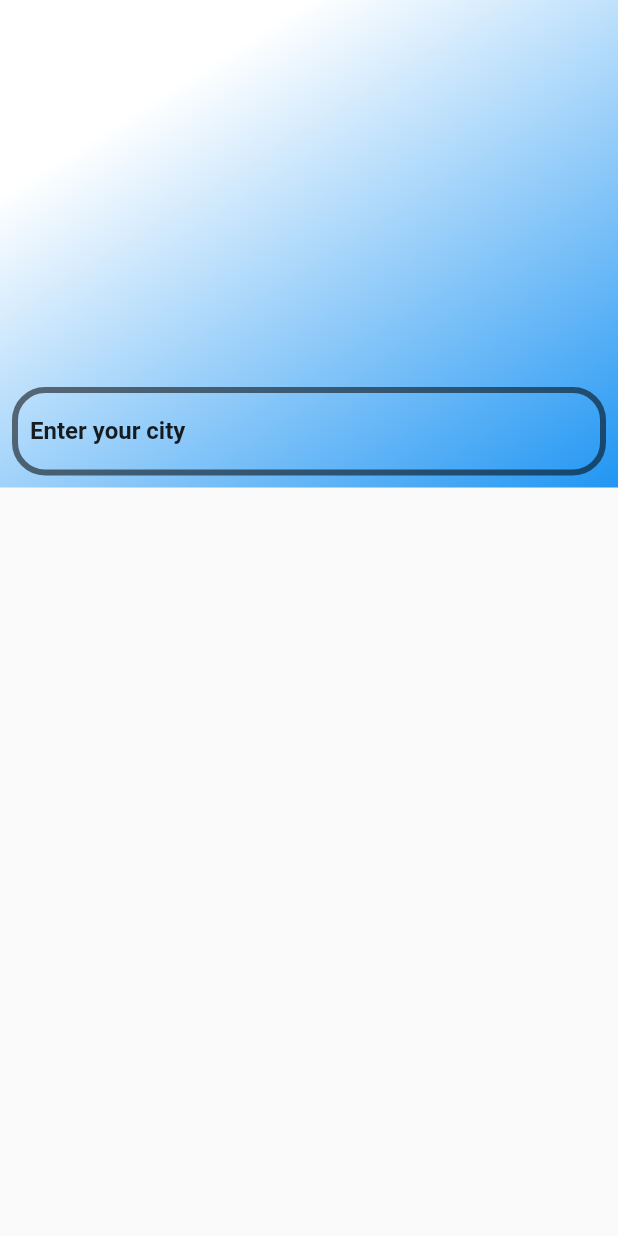
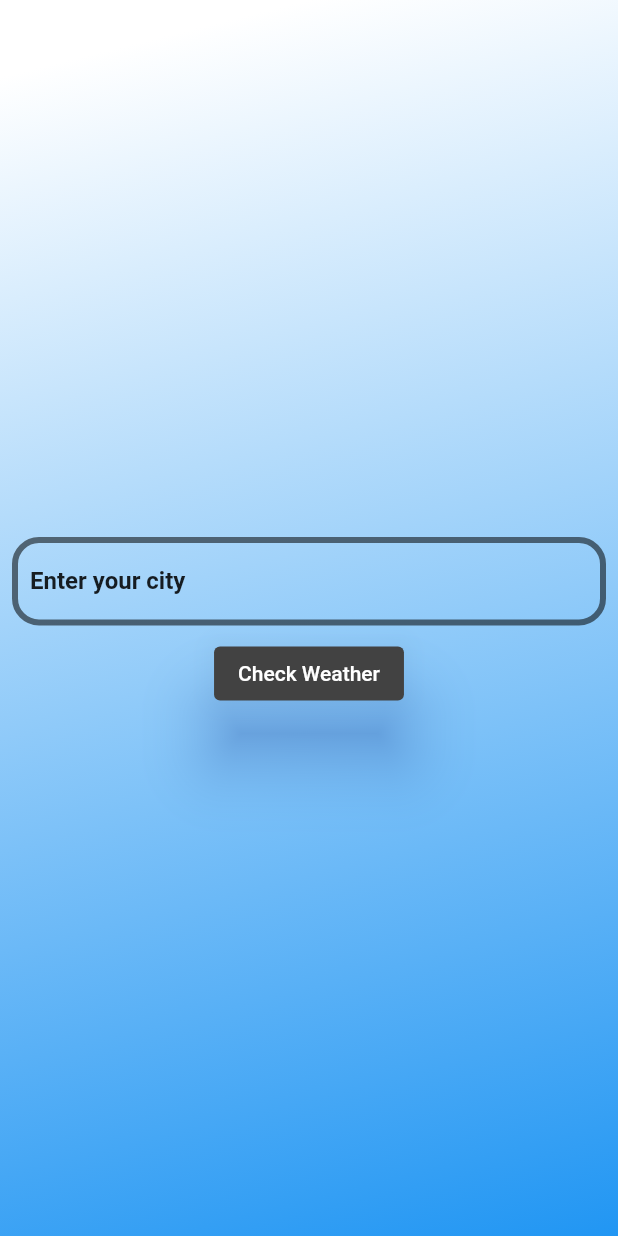
Before and after one commit to avr-boop/Weather_App, a Flutter app: the screen it shows after launch, on a phone screen of 412 x 824 dp. Run offline on Flutter 3.47's test engine with Material 2 defaults, Android fonts, the phone set to English and light mode, and no system bars.

Commit message:
finished initial route

```diff
--- a/lib/pages/EnterLoc.dart
+++ b/lib/pages/EnterLoc.dart
@@ -15,14 +15,18 @@ class _EnterLocState extends State<EnterLoc> {
         child: Scaffold(
             body: SingleChildScrollView(
                 child: Container(
+                    height: MediaQuery.of(context).size.height,
+                    width: MediaQuery.of(context).size.width,
                     decoration: BoxDecoration(
                         gradient: LinearGradient(
                             begin: Alignment.topCenter,
                             end: Alignment.bottomRight,
                             colors: [Colors.white, Colors.blue])),
+                    child: Padding(
+                      padding: const EdgeInsets.fromLTRB(0, 350, 0, 0),
                       child: Column(
                         children: [
-                        SizedBox(height: 250),
+                          /*SizedBox(height: 250),*/
                           Padding(
                             padding: const EdgeInsets.all(8.0),
                             child: TextField(
@@ -32,22 +36,40 @@ class _EnterLocState extends State<EnterLoc> {
                                 decoration: InputDecoration(
                                   enabledBorder: OutlineInputBorder(
                                     borderRadius:
-                                      BorderRadius.all(Radius.circular(22.0)),
+                                        BorderRadius.all(Radius.circular(18.0)),
                                     borderSide: BorderSide(
                                         color: Colors.black54, width: 4),
                                   ),
                                   focusedBorder: OutlineInputBorder(
                                     borderRadius:
-                                      BorderRadius.all(Radius.circular(12.0)),
-                                  borderSide: BorderSide(color: Colors.red),
+                                        BorderRadius.all(Radius.circular(18.0)),
+                                    borderSide: BorderSide(
+                                        color: Colors.deepOrange.shade300,
+                                        width: 3),
                                   ),
                                   labelText: "Enter your city",
                                   labelStyle: TextStyle(color: Colors.black87),
-                                hintText:
-                                    'Please enter City name without spelling error',
+                                  hintText: 'Please enter City name',
                                 )),
                           ),
+                          /*SizedBox(
+                            height: 30,
+                          ),*/
+                          ElevatedButton(
+                            onPressed: () {
+                              print("hi");
+                            },
+                            child: Text("Check Weather"),
+                            style: ElevatedButton.styleFrom(
+                              onPrimary: Colors.white,
+                              elevation: 20.0,
+                              shadowColor: Colors.blueAccent,
+                              onSurface: Colors.grey,
+                              primary: Colors.grey.shade800,
+                            ),
+                          ),
                         ],
+                      ),
                     )))));
   }
 }
```
Lines whose indentation alone changed are shown as unchanged.
